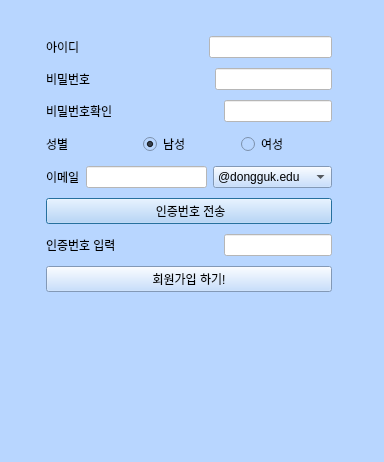
Before: the Qt Designer form Client/dlsignin.ui in incheon-kim/QtMultiChat, drawn with Qt 5.
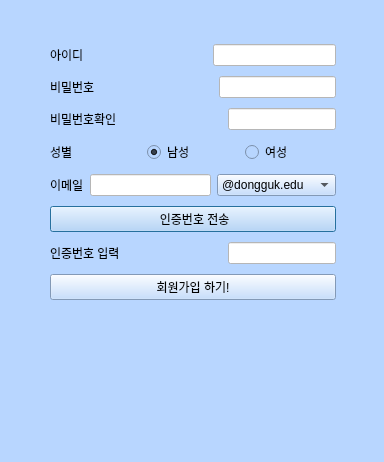
After: the same form once the commit is applied.

The edit to the form file:
```diff
--- a/Client/dlsignin.ui
+++ b/Client/dlsignin.ui
@@ -25,8 +25,8 @@
   <widget class="QWidget" name="layoutWidget">
    <property name="geometry">
     <rect>
-     <x>46</x>
-     <y>32</y>
+     <x>50</x>
+     <y>40</y>
      <width>286</width>
      <height>272</height>
     </rect>
```
